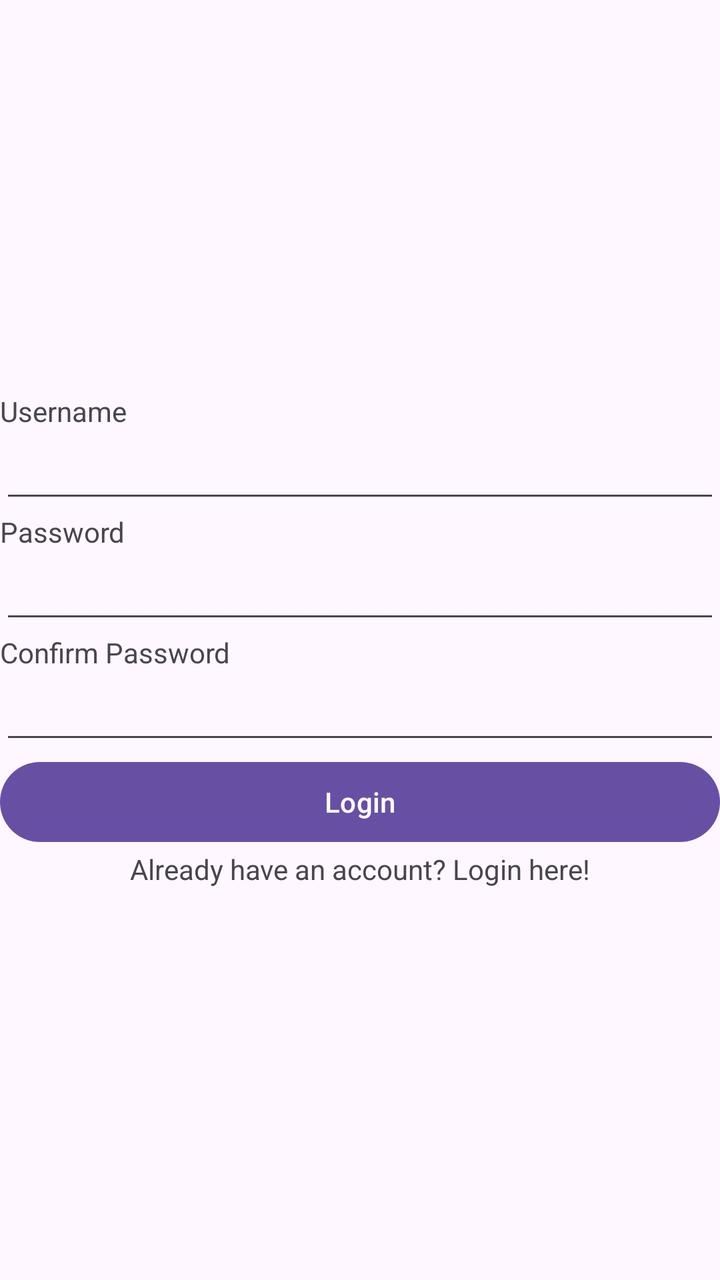
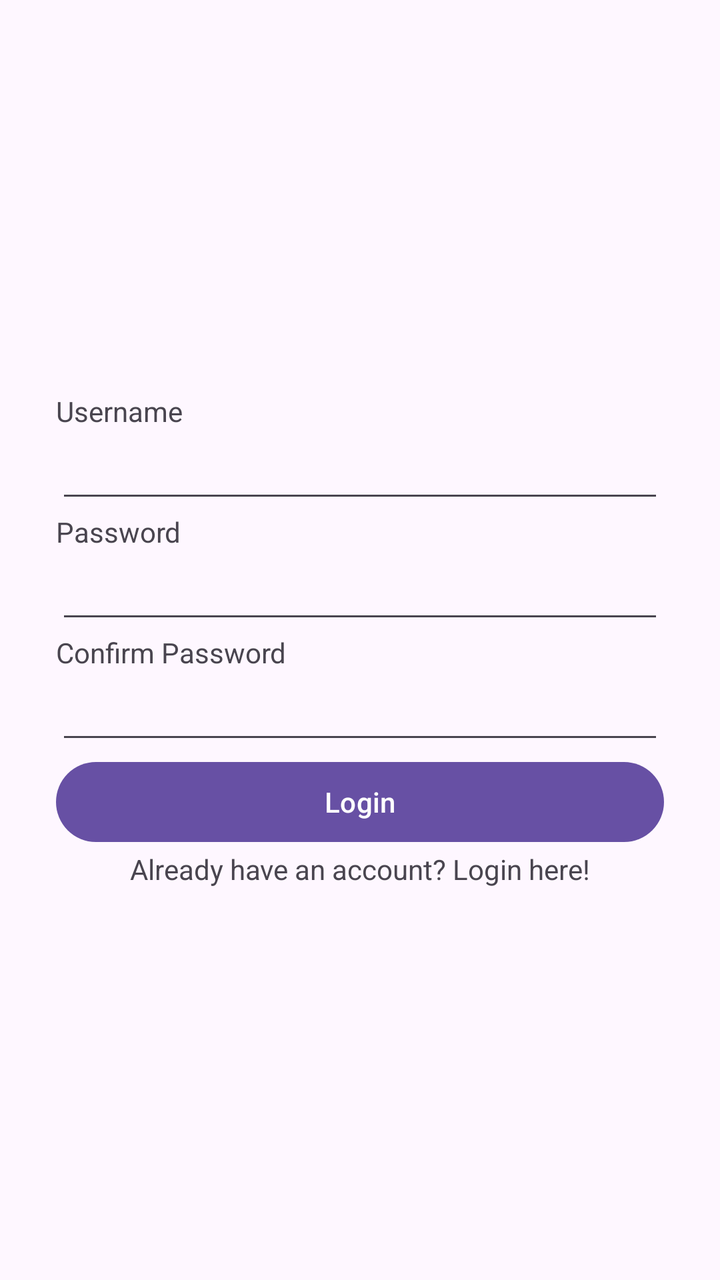

An Android layout rendered at two revisions. The XML below is the earlier revision; the diff shows what the commit changed to produce the second picture.
<!-- AndroidManifest.xml: application theme Theme.Karflex -->
<!-- res/layout/activity_register.xml -->
<?xml version="1.0" encoding="utf-8"?>
<LinearLayout xmlns:android="http://schemas.android.com/apk/res/android"
    android:layout_width="match_parent"
    android:layout_height="match_parent"
    android:orientation="vertical"
    android:gravity="center"
    android:layout_margin="28sp"
    >

    <TextView
        android:layout_width="wrap_content"
        android:layout_height="wrap_content"
        android:text="Username"
        android:layout_gravity="left"/>
    <EditText
        android:id="@+id/usernameET"
        android:layout_width="match_parent"
        android:layout_height="wrap_content"
        android:inputType="text"/>

    <TextView
        android:layout_width="wrap_content"
        android:layout_height="wrap_content"
        android:text="Password"
        android:layout_gravity="left"/>

    <EditText
        android:id="@+id/passwordET"
        android:layout_width="match_parent"
        android:layout_height="wrap_content"
        android:inputType="textPassword" />

    <TextView
        android:layout_width="wrap_content"
        android:layout_height="wrap_content"
        android:text="Confirm Password"
        android:layout_gravity="left"/>

    <EditText
        android:id="@+id/confirmPasswordET"
        android:layout_width="match_parent"
        android:layout_height="wrap_content"
        android:inputType="textPassword" />

    <Button
        android:layout_width="match_parent"
        android:layout_height="wrap_content"
        android:text="Login"/>

    <TextView
        android:layout_width="wrap_content"
        android:layout_height="wrap_content"
        android:text="Already have an account? Login here!"/>


</LinearLayout>
<!-- resources referenced by this layout -->
<resources>
  <style name="Theme.Karflex" parent="Base.Theme.Karflex" />
  <style name="Base.Theme.Karflex" parent="Theme.Material3.DayNight.NoActionBar">
          
          
      </style>
</resources>

<!-- the commit's change to res/layout/activity_register.xml (unified diff, before → after) -->
@@ -1,11 +1,14 @@
 <?xml version="1.0" encoding="utf-8"?>
 <LinearLayout xmlns:android="http://schemas.android.com/apk/res/android"
+    xmlns:app="http://schemas.android.com/apk/res-auto"
+    xmlns:tools="http://schemas.android.com/tools"
+    android:id="@+id/main"
     android:layout_width="match_parent"
     android:layout_height="match_parent"
+    tools:context=".RegisterActivity"
     android:orientation="vertical"
     android:gravity="center"
-    android:layout_margin="28sp"
-    >
+    android:padding="28sp">
 
     <TextView
         android:layout_width="wrap_content"
@@ -43,14 +46,15 @@
         android:inputType="textPassword" />
 
     <Button
+        android:id="@+id/registerBtn"
         android:layout_width="match_parent"
         android:layout_height="wrap_content"
         android:text="Login"/>
 
     <TextView
+        android:id="@+id/loginTV"
         android:layout_width="wrap_content"
         android:layout_height="wrap_content"
         android:text="Already have an account? Login here!"/>
 
-
 </LinearLayout>
